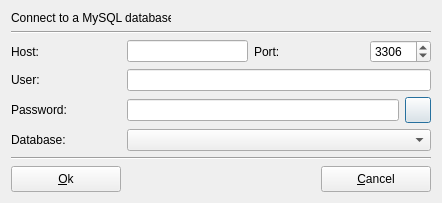
Above: trunk/libdms/ui/mysqlconnection.ui from BackupTheBerlios/dms-svn before the change. Below: the same form after it.
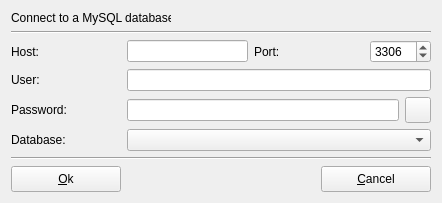
That is the form after the change. Icons and pictures are not drawn.

```diff
--- a/trunk/libdms/ui/mysqlconnection.ui
+++ b/trunk/libdms/ui/mysqlconnection.ui
@@ -1,6 +1,6 @@
 <ui version="4.0" >
  <class>UiMySqlConnectionBase</class>
- <widget class="QDialog" name="UiMySqlConnectionBase" >
+ <widget class="QWidget" name="UiMySqlConnectionBase" >
   <property name="geometry" >
    <rect>
     <x>0</x>
```
